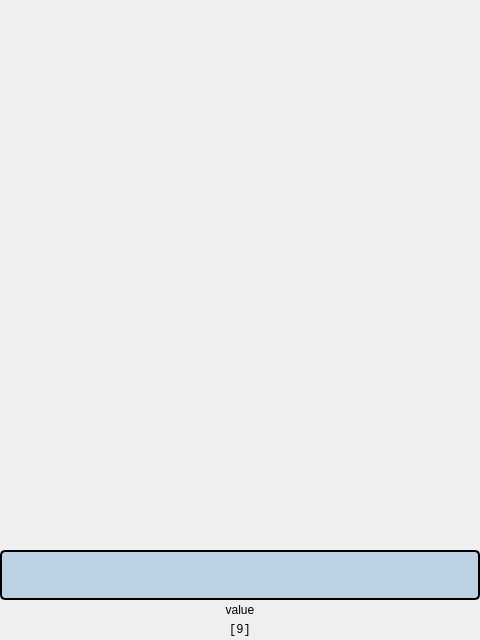
Qt form view/widgets/SortValue.ui (SortC/SortC) before a commit.
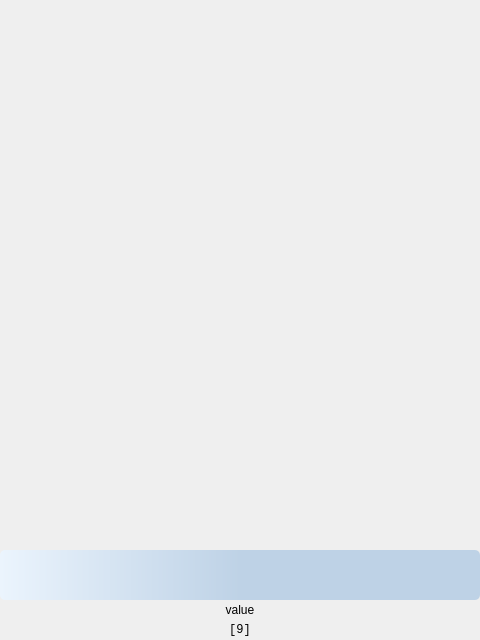
The same form after that commit.

Commit message: Farbverlauf in SortValues

```diff
--- a/view/widgets/SortValue.ui
+++ b/view/widgets/SortValue.ui
@@ -87,9 +87,9 @@
          <bool>false</bool>
         </property>
         <property name="styleSheet">
-         <string notr="true">background-color: rgb(190, 210, 230);
+         <string notr="true">background-color: qlineargradient(x1:0, y1:0, x2:1, y2:0, stop:0 #ebf4fd, stop: 0.5 #bed2e6);
 border-style: outset;
-border-width: 2px;
+border-width: 0px;
 border-color: black;
 border-radius: 5px;</string>
         </property>
```
The commit also changes 1 other file.
